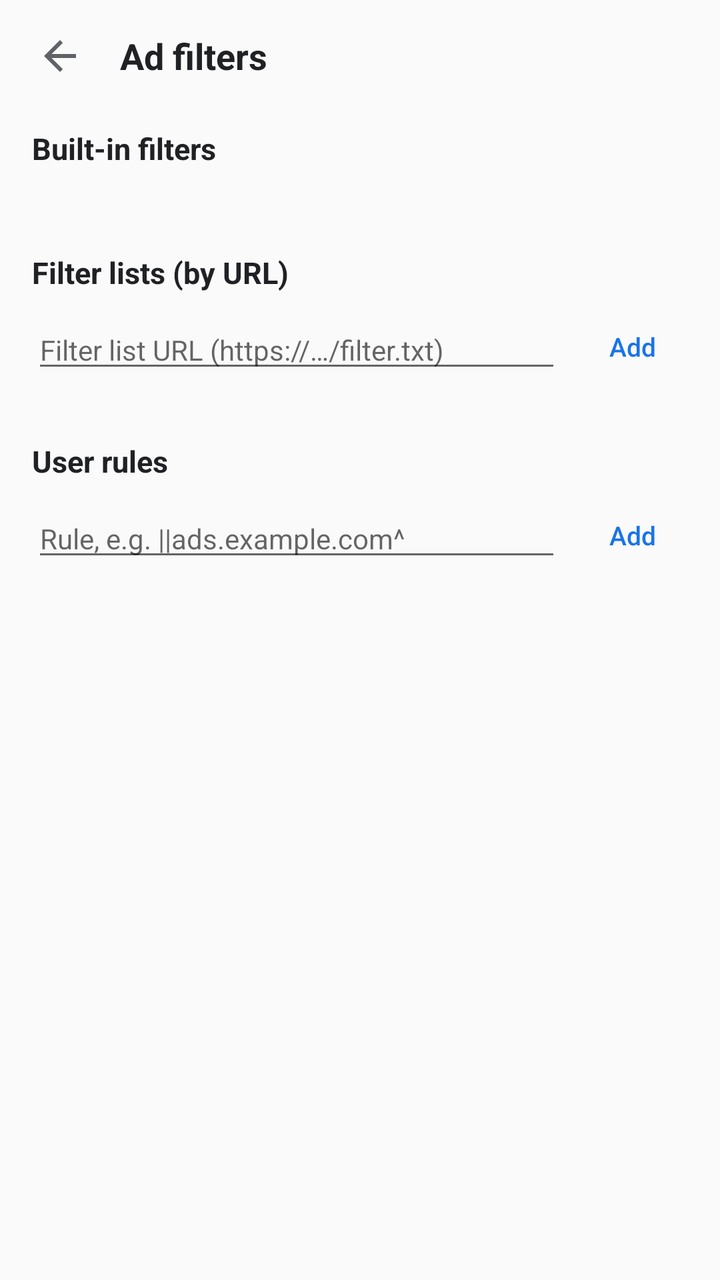
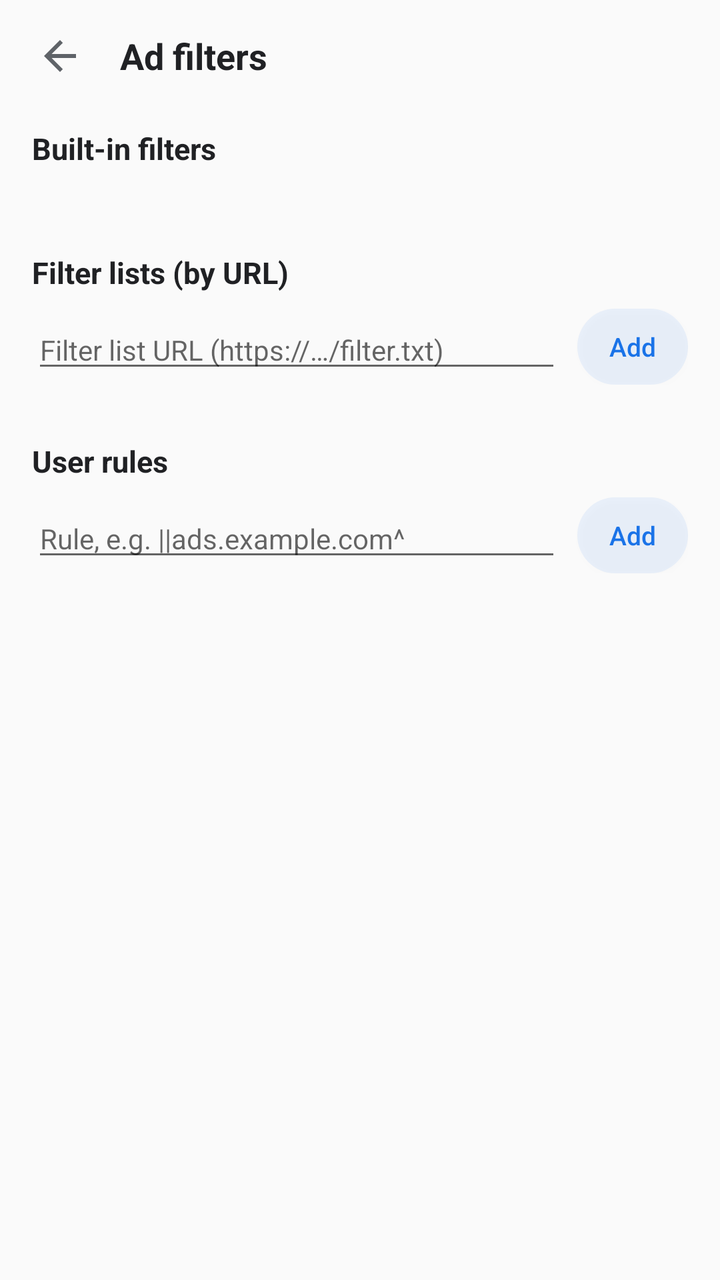

The first picture is an Android layout as it rendered before a commit; the second is the same layout after the commit. The layout source and the unified diff follow.
<!-- AndroidManifest.xml: application theme AppTheme -->
<!-- res/layout/activity_adfilters.xml -->
<?xml version="1.0" encoding="utf-8"?>
<LinearLayout xmlns:android="http://schemas.android.com/apk/res/android"
    android:layout_width="match_parent"
    android:layout_height="match_parent"
    android:background="?android:attr/colorBackground"
    android:orientation="vertical">

    <LinearLayout
        android:layout_width="match_parent"
        android:layout_height="56dp"
        android:gravity="center_vertical"
        android:orientation="horizontal"
        android:paddingStart="8dp"
        android:paddingEnd="12dp">

        <ImageButton
            android:id="@+id/btnBack"
            android:layout_width="44dp"
            android:layout_height="44dp"
            android:background="@drawable/bg_btn_ripple"
            android:contentDescription="@string/back"
            android:padding="11dp"
            android:src="@drawable/ic_arrow_back"
            android:tint="@color/icon_tint" />

        <TextView
            android:layout_width="0dp"
            android:layout_height="wrap_content"
            android:layout_marginStart="8dp"
            android:layout_weight="1"
            android:text="@string/menu_ad_filters"
            android:textColor="@color/text_primary"
            android:textSize="18sp"
            android:textStyle="bold" />
    </LinearLayout>

    <ScrollView
        android:layout_width="match_parent"
        android:layout_height="0dp"
        android:layout_weight="1">

        <LinearLayout
            android:layout_width="match_parent"
            android:layout_height="wrap_content"
            android:orientation="vertical"
            android:paddingStart="16dp"
            android:paddingEnd="16dp"
            android:paddingBottom="24dp">

            
            <TextView
                android:layout_width="match_parent"
                android:layout_height="wrap_content"
                android:layout_marginTop="8dp"
                android:text="@string/builtin_filters"
                android:textColor="@color/text_primary"
                android:textSize="15sp"
                android:textStyle="bold" />

            <TextView
                android:id="@+id/txtBuiltin"
                android:layout_width="match_parent"
                android:layout_height="wrap_content"
                android:layout_marginTop="4dp"
                android:textColor="#5F6368"
                android:textSize="13sp" />

            
            <TextView
                android:layout_width="match_parent"
                android:layout_height="wrap_content"
                android:layout_marginTop="20dp"
                android:text="@string/custom_url_filters"
                android:textColor="@color/text_primary"
                android:textSize="15sp"
                android:textStyle="bold" />

            <LinearLayout
                android:layout_width="match_parent"
                android:layout_height="wrap_content"
                android:layout_marginTop="8dp"
                android:gravity="center_vertical"
                android:orientation="horizontal">

                <EditText
                    android:id="@+id/inputFilterUrl"
                    android:layout_width="0dp"
                    android:layout_height="wrap_content"
                    android:layout_weight="1"
                    android:hint="@string/filter_url_hint"
                    android:inputType="textUri"
                    android:selectAllOnFocus="true"
                    android:singleLine="true"
                    android:textSize="14sp" />

                <Button
                    android:id="@+id/btnAddFilter"
                    android:layout_width="wrap_content"
                    android:layout_height="38dp"
                    android:layout_marginStart="8dp"
                    android:background="@drawable/bg_btn_ripple"
                    android:minWidth="0dp"
                    android:minHeight="0dp"
                    android:paddingStart="16dp"
                    android:paddingEnd="16dp"
                    android:text="@string/action_add"
                    android:textAllCaps="false"
                    android:textColor="@color/primary"
                    android:textSize="13sp" />
            </LinearLayout>

            <LinearLayout
                android:id="@+id/filterList"
                android:layout_width="match_parent"
                android:layout_height="wrap_content"
                android:layout_marginTop="8dp"
                android:orientation="vertical" />

            
            <TextView
                android:layout_width="match_parent"
                android:layout_height="wrap_content"
                android:layout_marginTop="20dp"
                android:text="@string/user_rules"
                android:textColor="@color/text_primary"
                android:textSize="15sp"
                android:textStyle="bold" />

            <LinearLayout
                android:layout_width="match_parent"
                android:layout_height="wrap_content"
                android:layout_marginTop="8dp"
                android:gravity="center_vertical"
                android:orientation="horizontal">

                <EditText
                    android:id="@+id/inputRule"
                    android:layout_width="0dp"
                    android:layout_height="wrap_content"
                    android:layout_weight="1"
                    android:hint="@string/rule_hint"
                    android:selectAllOnFocus="true"
                    android:singleLine="true"
                    android:textSize="14sp" />

                <Button
                    android:id="@+id/btnAddRule"
                    android:layout_width="wrap_content"
                    android:layout_height="38dp"
                    android:layout_marginStart="8dp"
                    android:background="@drawable/bg_btn_ripple"
                    android:minWidth="0dp"
                    android:minHeight="0dp"
                    android:paddingStart="16dp"
                    android:paddingEnd="16dp"
                    android:text="@string/action_add"
                    android:textAllCaps="false"
                    android:textColor="@color/primary"
                    android:textSize="13sp" />
            </LinearLayout>

            <LinearLayout
                android:id="@+id/ruleList"
                android:layout_width="match_parent"
                android:layout_height="wrap_content"
                android:layout_marginTop="8dp"
                android:orientation="vertical" />
        </LinearLayout>
    </ScrollView>
</LinearLayout>
<!-- resources referenced by this layout -->
<resources>
  <color name="icon_tint">#5F6368</color>
  <color name="primary">#1A73E8</color>
  <color name="text_primary">#202124</color>
  <!-- drawable bg_btn_ripple (drawable) -->
  <?xml version="1.0" encoding="utf-8"?>
  <ripple xmlns:android="http://schemas.android.com/apk/res/android"
      android:color="#1A000000">
      <item>
          <shape android:shape="rectangle">
              <solid android:color="@android:color/transparent" />
              <corners android:radius="24dp" />
          </shape>
      </item>
  </ripple>
  <!-- drawable ic_arrow_back (drawable) -->
  <vector xmlns:android="http://schemas.android.com/apk/res/android"
      android:width="24dp"
      android:height="24dp"
      android:viewportWidth="24"
      android:viewportHeight="24">
      <path
          android:fillColor="#FFFFFF"
          android:pathData="M20,11H7.83l5.59,-5.59L12,4l-8,8 8,8 1.41,-1.41L7.83,13H20v-2z" />
  </vector>
  <string name="action_add">Add</string>
  <string name="back">Back</string>
  <string name="builtin_filters">Built-in filters</string>
  <string name="custom_url_filters">Filter lists (by URL)</string>
  <string name="filter_url_hint">Filter list URL (https://…/filter.txt)</string>
  <string name="menu_ad_filters">Ad filters</string>
  <string name="rule_hint">Rule, e.g. ||ads.example.com^</string>
  <string name="user_rules">User rules</string>
  <style name="AppTheme" parent="android:Theme.Material.Light.NoActionBar">
          <item name="android:forceDarkAllowed">true</item>
          <item name="android:colorPrimary">#1A73E8</item>
          <item name="android:colorPrimaryDark">#1450A0</item>
          <item name="android:colorAccent">#1A73E8</item>
          <item name="android:navigationBarColor">#FFFFFF</item>
      </style>
</resources>

<!-- the commit's change to res/layout/activity_adfilters.xml (unified diff, before → after) -->
@@ -98,7 +98,7 @@
                     android:layout_width="wrap_content"
                     android:layout_height="38dp"
                     android:layout_marginStart="8dp"
-                    android:background="@drawable/bg_btn_ripple"
+                    android:background="@drawable/bg_btn_soft_blue"
                     android:minWidth="0dp"
                     android:minHeight="0dp"
                     android:paddingStart="16dp"
@@ -148,7 +148,7 @@
                     android:layout_width="wrap_content"
                     android:layout_height="38dp"
                     android:layout_marginStart="8dp"
-                    android:background="@drawable/bg_btn_ripple"
+                    android:background="@drawable/bg_btn_soft_blue"
                     android:minWidth="0dp"
                     android:minHeight="0dp"
                     android:paddingStart="16dp"
<!-- resource entries referenced after the edit -->
@@ -11,6 +11,17 @@
           <shape android:shape="rectangle">
               <solid android:color="@android:color/transparent" />
               <corners android:radius="24dp" />
+          </shape>
+      </item>
+  </ripple>
+  <!-- drawable bg_btn_soft_blue (drawable) -->
+  <?xml version="1.0" encoding="utf-8"?>
+  <ripple xmlns:android="http://schemas.android.com/apk/res/android"
+      android:color="#1A000000">
+      <item>
+          <shape android:shape="rectangle">
+              <solid android:color="#141A73E8" />
+              <corners android:radius="20dp" />
           </shape>
       </item>
   </ripple>
